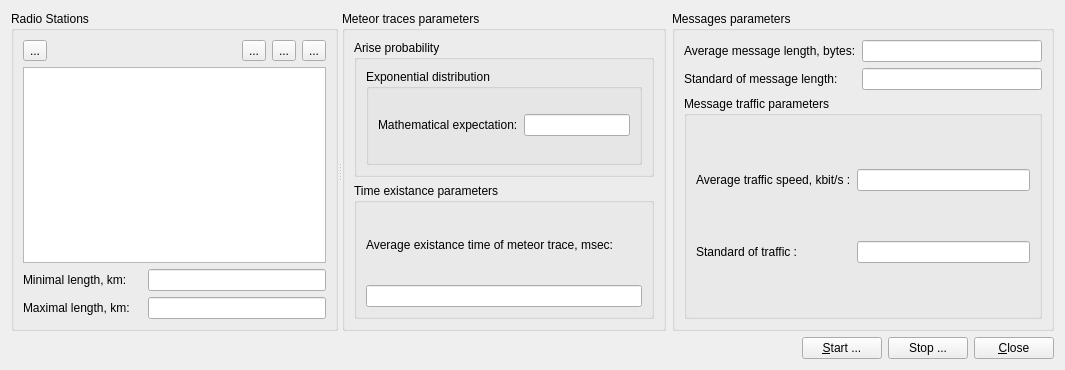
Qt form src/gui/ui/meteor_radio_network_form.ui (YuriyRusinov/meteor_radio) before a commit.
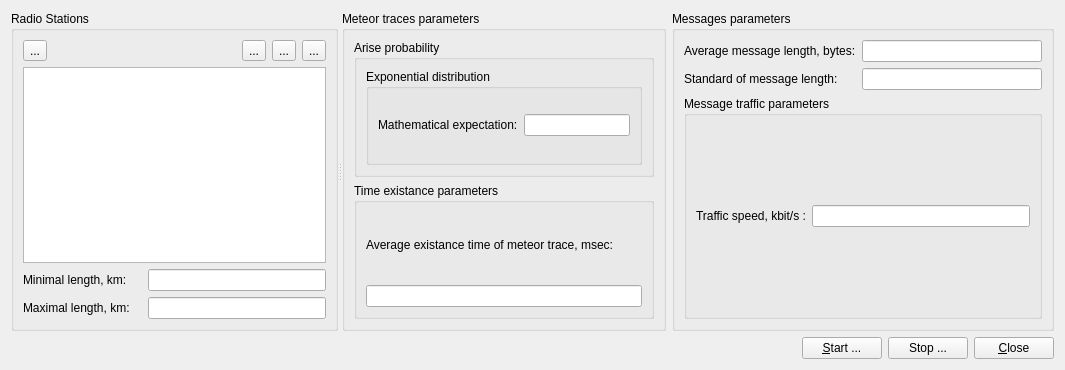
The same form after that commit.

Patch:
```diff
--- a/src/gui/ui/meteor_radio_network_form.ui
+++ b/src/gui/ui/meteor_radio_network_form.ui
@@ -181,23 +181,13 @@
          <item row="0" column="0">
           <widget class="QLabel" name="LMessageSpeed">
            <property name="text">
-            <string>&lt;html&gt;&lt;head/&gt;&lt;body&gt;&lt;p&gt;Average traffic speed, kbit/s :&lt;/p&gt;&lt;/body&gt;&lt;/html&gt;</string>
+            <string>&lt;html&gt;&lt;head/&gt;&lt;body&gt;&lt;p&gt;Traffic speed, kbit/s :&lt;/p&gt;&lt;/body&gt;&lt;/html&gt;</string>
            </property>
           </widget>
          </item>
          <item row="0" column="1">
           <widget class="QLineEdit" name="lEMessageSpeed"/>
          </item>
-         <item row="1" column="0">
-          <widget class="QLabel" name="lStandardTraffic">
-           <property name="text">
-            <string>&lt;html&gt;&lt;head/&gt;&lt;body&gt;&lt;p&gt;Standard of traffic :&lt;/p&gt;&lt;/body&gt;&lt;/html&gt;</string>
-           </property>
-          </widget>
-         </item>
-         <item row="1" column="1">
-          <widget class="QLineEdit" name="lETrafficSt"/>
-         </item>
         </layout>
        </widget>
       </item>
```
